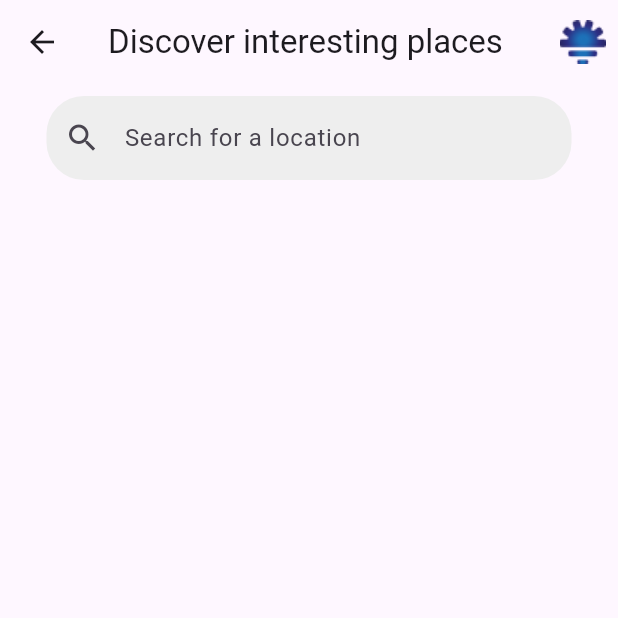
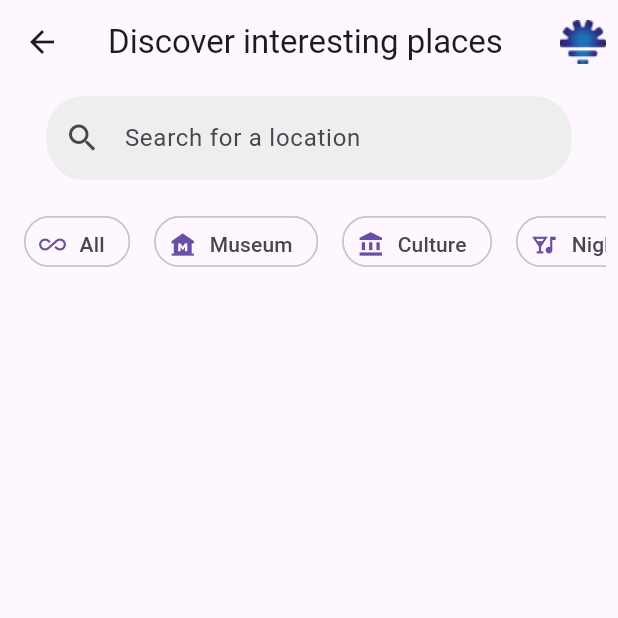
Before and after one commit to progressiveOverload/ai_appjam, a Flutter app: the FirstMainPage screen opened directly, on a phone screen of 412 x 824 dp, the top half of it. Run offline on Flutter 3.47's test engine with Material 3 defaults, Android fonts, the phone set to English and light mode, and no system bars; our stand-ins replace firebase_core, get, swipeable_button_view; accounts and stored records are empty.

Commit message:
added swipeable chips and their icons

```diff
--- a/lib/screens/first_main_page.dart
+++ b/lib/screens/first_main_page.dart
@@ -29,8 +29,8 @@ class _FirstMainPageState extends State<FirstMainPage> {
       ),
       body: Padding(
         padding: const EdgeInsets.all(8.0),
-        child: Row(
-          mainAxisAlignment: MainAxisAlignment.center,
+        child: Column(
+          mainAxisAlignment: MainAxisAlignment.start,
           children: [
             SizedBox(
               width: 350,
@@ -47,9 +47,80 @@ class _FirstMainPageState extends State<FirstMainPage> {
                 ),
               ),
             ),
+            const SizedBox(
+              height: 16,
+            ),
+            SizedBox(
+              height: 50, // Set the height of the ListView
+              child: ListView(
+                scrollDirection: Axis.horizontal,
+                children: <Widget>[
+                  Padding(
+                    padding: const EdgeInsets.all(8.0),
+                    child: Chip(
+                      avatar: const Icon(Icons.all_inclusive),
+                      label: const Text('All'),
+                      shape: RoundedRectangleBorder(
+                        borderRadius: BorderRadius.circular(20.0),
+                      ),
+                    ),
+                  ),
+                  Padding(
+                    padding: const EdgeInsets.all(8.0),
+                    child: Chip(
+                      avatar: const Icon(Icons.museum),
+                      label: const Text('Museum'),
+                      shape: RoundedRectangleBorder(
+                        borderRadius: BorderRadius.circular(20.0),
+                      ),
+                    ),
+                  ),
+                  Padding(
+                    padding: const EdgeInsets.all(8.0),
+                    child: Chip(
+                      avatar: const Icon(Icons.account_balance),
+                      label: const Text('Culture'),
+                      shape: RoundedRectangleBorder(
+                        borderRadius: BorderRadius.circular(20.0),
+                      ),
+                    ),
+                  ),
+                  Padding(
+                    padding: const EdgeInsets.all(8.0),
+                    child: Chip(
+                      avatar: const Icon(Icons.nightlife),
+                      label: const Text('Night Life'),
+                      shape: RoundedRectangleBorder(
+                        borderRadius: BorderRadius.circular(20.0),
+                      ),
+                    ),
+                  ),
+                  Padding(
+                    padding: const EdgeInsets.all(8.0),
+                    child: Chip(
+                      avatar: const Icon(Icons.fastfood),
+                      label: const Text('Food & Drink'),
+                      shape: RoundedRectangleBorder(
+                        borderRadius: BorderRadius.circular(20.0),
+                      ),
+                    ),
+                  ),
+                  Padding(
+                    padding: const EdgeInsets.all(8.0),
+                    child: Chip(
+                      avatar: const Icon(Icons.nature_people),
+                      label: const Text('Calming Places'),
+                      shape: RoundedRectangleBorder(
+                        borderRadius: BorderRadius.circular(20.0),
+                      ),
+                    ),
+                  ),
+                ],
+              ),
+            ),
+            // Other widgets go here...
           ],
         ),
-
       ),
     );
   }
```
Also changed, not shown: assets/icons/default.png (added).
